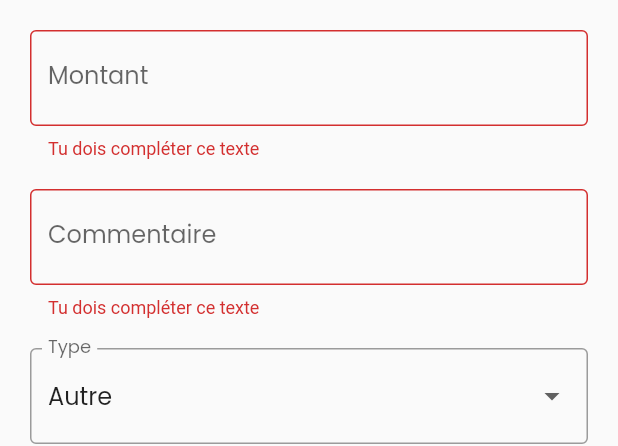
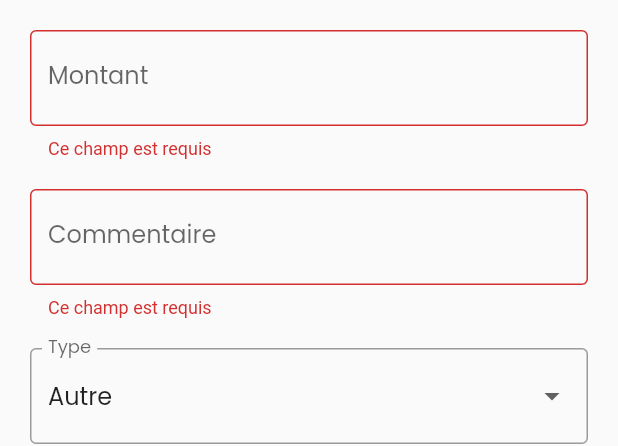
Before and after one commit to NicolasROSSAT69/pad-penny, a Flutter app: the AddSpendPage widget shown alone on an empty page, opened directly, after a tap on "Ajouter", on a phone screen of 412 x 824 dp. Shown: the top 446 px of the screen. Run offline on Flutter 3.47's test engine with Material 2 defaults, Android fonts, the phone set to English and light mode, and no system bars; drawn by our look-alikes of date_field; our stand-ins replace another_flutter_splash_screen, cloud_firestore, firebase_auth, firebase_core, flutter_svg, google_fonts and 1 more; missing offline and left inert: global_bottom_navigation_bar; accounts and stored records are empty; generated files the repository leaves out were written again.

Commit message:
Ajout RegExp add_spend_page.dart

```diff
--- a/lib/features/logic/ui/add_spend_page.dart
+++ b/lib/features/logic/ui/add_spend_page.dart
@@ -1,6 +1,7 @@
 import 'package:cloud_firestore/cloud_firestore.dart';
 import 'package:date_field/date_field.dart';
 import 'package:flutter/material.dart';
+import 'package:flutter/services.dart';
 import 'package:google_fonts/google_fonts.dart';
 import 'package:provider/provider.dart';
 
@@ -55,9 +56,14 @@ class _AddSpendPageState extends State<AddSpendPage> {
                         hintStyle: GoogleFonts.poppins(),
                         border: const OutlineInputBorder()
                     ),
+                    keyboardType: TextInputType.number,
+                    inputFormatters: [FilteringTextInputFormatter.digitsOnly],
                     validator: (value) {
                       if (value == null || value.isEmpty) {
-                        return "Tu dois compléter ce texte";
+                        return "Ce champ est requis";
+                      }
+                      if (!RegExp(r'^\d+(\.\d+)?$').hasMatch(value)) {
+                        return "Seuls les chiffres sont autorisés";
                       }
                       return null;
                     },
@@ -76,7 +82,7 @@ class _AddSpendPageState extends State<AddSpendPage> {
                     ),
                     validator: (value) {
                       if (value == null || value.isEmpty) {
-                        return "Tu dois compléter ce texte";
+                        return "Ce champ est requis";
                       }
                       return null;
                     },
```
